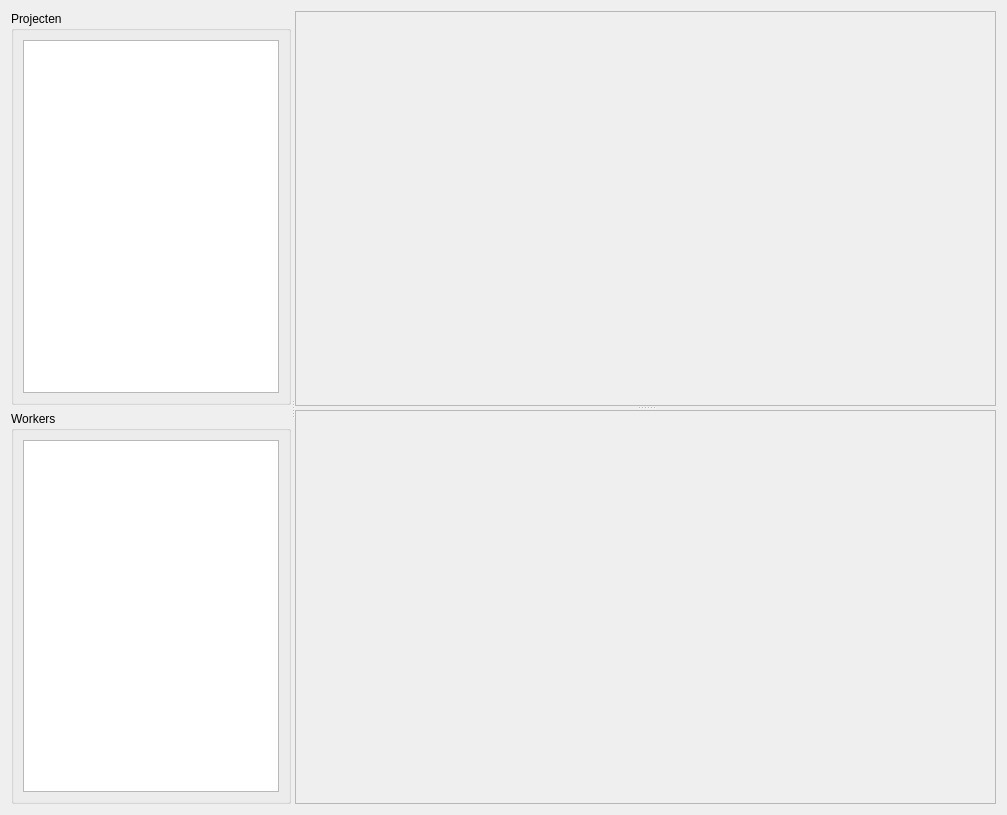
Above: src/gui/design/project_view.ui from archtool/archtool before the change. Below: the same form after it.
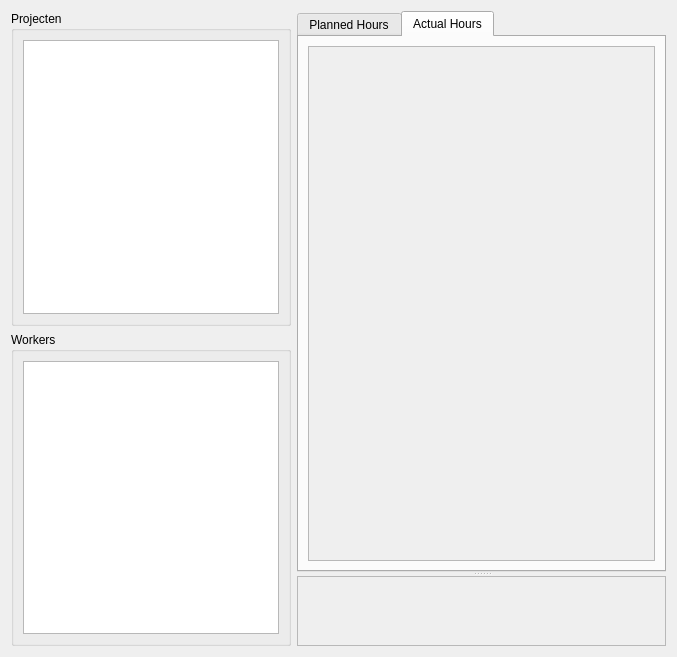
That is the form after the change. Custom widgets are drawn as their Qt base class.

The edit to the form file:
```diff
--- a/src/gui/design/project_view.ui
+++ b/src/gui/design/project_view.ui
@@ -6,20 +6,15 @@
    <rect>
     <x>0</x>
     <y>0</y>
-    <width>1007</width>
-    <height>815</height>
+    <width>677</width>
+    <height>657</height>
    </rect>
   </property>
   <property name="windowTitle">
    <string>Form</string>
   </property>
-  <layout class="QVBoxLayout" name="verticalLayout_4">
+  <layout class="QHBoxLayout" name="horizontalLayout" stretch="0,1">
    <item>
-    <widget class="QSplitter" name="splitter_2">
-     <property name="orientation">
-      <enum>Qt::Horizontal</enum>
-     </property>
-     <widget class="QWidget" name="verticalLayoutWidget">
       <layout class="QVBoxLayout" name="verticalLayout_3">
        <item>
         <widget class="QGroupBox" name="groupBox">
@@ -77,18 +72,23 @@
         </widget>
        </item>
       </layout>
-     </widget>
+   </item>
+   <item>
      <widget class="QSplitter" name="splitter">
-      <property name="sizePolicy">
-       <sizepolicy hsizetype="Preferred" vsizetype="Expanding">
-        <horstretch>1</horstretch>
-        <verstretch>0</verstretch>
-       </sizepolicy>
-      </property>
       <property name="orientation">
        <enum>Qt::Vertical</enum>
       </property>
-      <widget class="QScrollArea" name="areaOverview">
+     <widget class="QTabWidget" name="tabWidget">
+      <property name="currentIndex">
+       <number>1</number>
+      </property>
+      <widget class="QWidget" name="tab">
+       <attribute name="title">
+        <string>Planned Hours</string>
+       </attribute>
+       <layout class="QVBoxLayout" name="verticalLayout_4">
+        <item>
+         <widget class="QScrollArea" name="areaPlanned">
        <property name="widgetResizable">
         <bool>true</bool>
        </property>
@@ -97,10 +97,38 @@
          <rect>
           <x>0</x>
           <y>0</y>
-          <width>718</width>
-          <height>396</height>
-         </rect>
-        </property>
+             <width>371</width>
+             <height>489</height>
+            </rect>
+           </property>
+          </widget>
+         </widget>
+        </item>
+       </layout>
+      </widget>
+      <widget class="QWidget" name="tab_2">
+       <attribute name="title">
+        <string>Actual Hours</string>
+       </attribute>
+       <layout class="QVBoxLayout" name="verticalLayout_5">
+        <item>
+         <widget class="QScrollArea" name="areaActual">
+          <property name="widgetResizable">
+           <bool>true</bool>
+          </property>
+          <widget class="QWidget" name="scrollAreaWidgetContents_4">
+           <property name="geometry">
+            <rect>
+             <x>0</x>
+             <y>0</y>
+             <width>371</width>
+             <height>384</height>
+            </rect>
+           </property>
+          </widget>
+         </widget>
+        </item>
+       </layout>
        </widget>
       </widget>
       <widget class="QScrollArea" name="areaDetails">
@@ -112,11 +140,10 @@
          <rect>
           <x>0</x>
           <y>0</y>
-          <width>718</width>
-          <height>396</height>
-         </rect>
-        </property>
-       </widget>
+         <width>387</width>
+         <height>210</height>
+        </rect>
+       </property>
       </widget>
      </widget>
     </widget>
```
Lines whose indentation alone changed are shown as unchanged.
